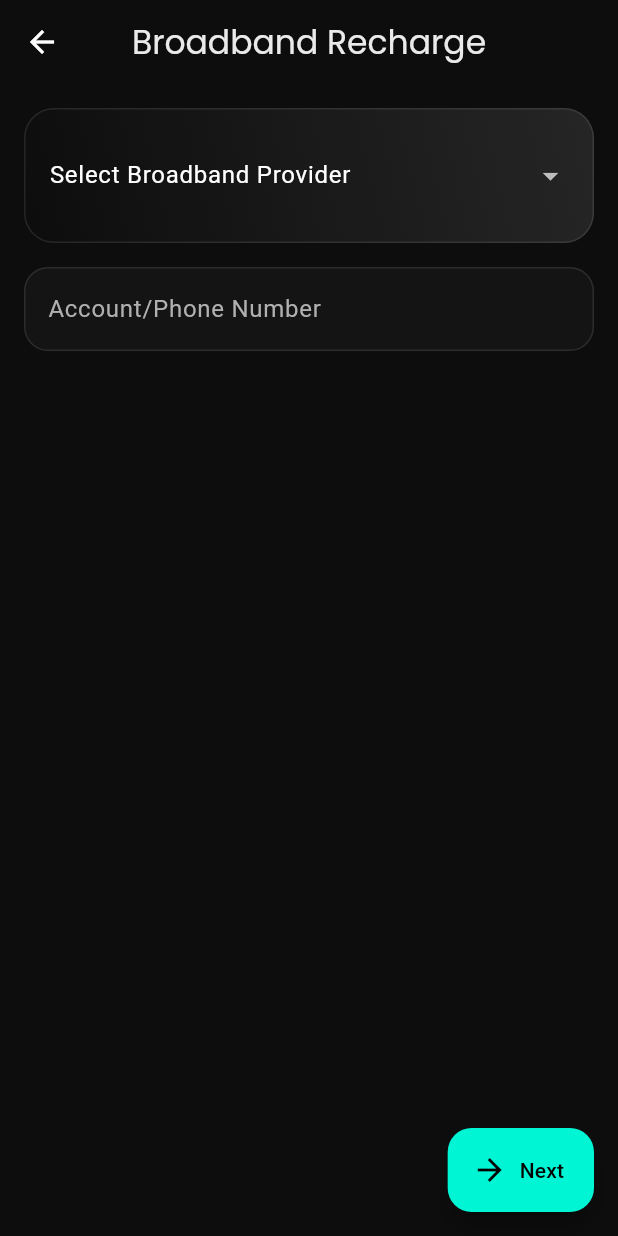
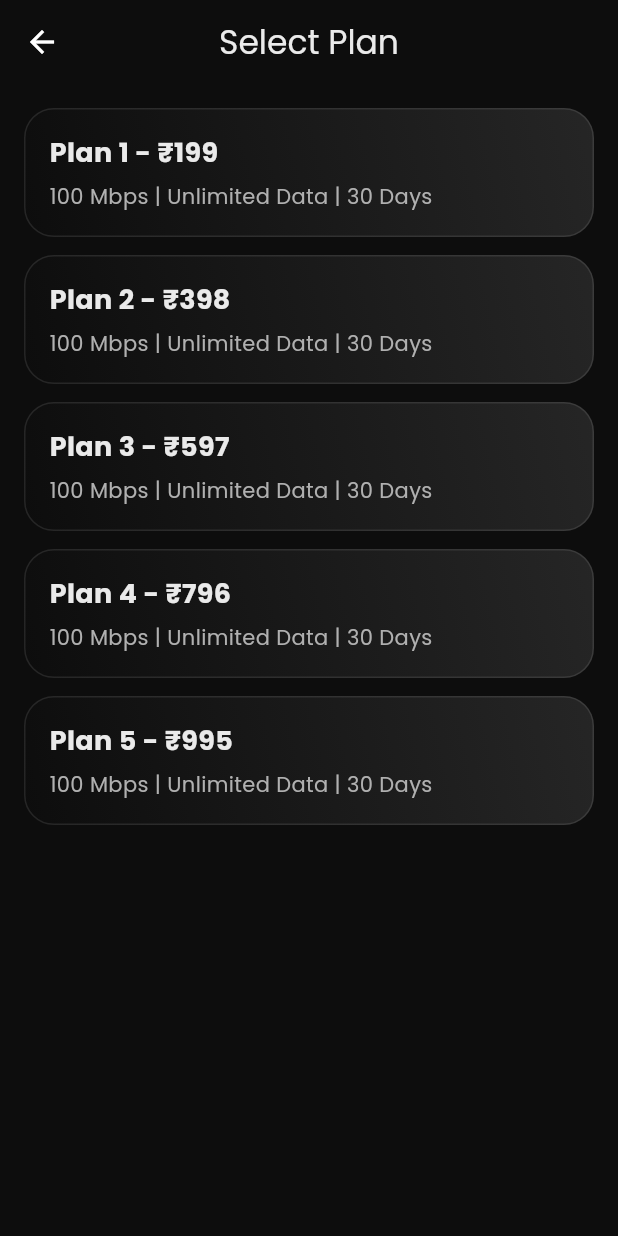
Before and after one commit to Rohitdhall987/paymint, a Flutter app: the BroadbandRechargeScreen screen opened by its route, after a tap on "Next", on a phone screen of 412 x 824 dp. Run offline on Flutter 3.47's test engine with Material 3 defaults, Android fonts, the phone set to English and light mode, and no system bars; our stand-ins replace animate_do, font_awesome_flutter, go_router, google_fonts, lottie, shared_preferences; accounts and stored records are empty.

Commit message:
done (i guess)

```diff
--- a/lib/constants/routes.dart
+++ b/lib/constants/routes.dart
@@ -1,12 +1,16 @@
 import 'package:flutter/material.dart';
 import 'package:go_router/go_router.dart';
+import 'package:paymint/screens/actions/broad_band_plans.dart';
 import 'package:paymint/screens/actions/broadband.dart';
+import 'package:paymint/screens/actions/dth_plans.dart';
 import 'package:paymint/screens/actions/dth_select.dart';
 import 'package:paymint/screens/actions/electricity_bill.dart';
 import 'package:paymint/screens/actions/electricity_bill_details_screen.dart';
 import 'package:paymint/screens/actions/lpg.dart';
+import 'package:paymint/screens/actions/lpg_payment.dart';
 import 'package:paymint/screens/actions/mobile_plan_selection_screen.dart';
 import 'package:paymint/screens/actions/mobile_recharge_screen.dart';
+import 'package:paymint/screens/actions/ott_plans.dart';
 import 'package:paymint/screens/actions/ott_select.dart';
 import 'package:paymint/screens/home.dart';
 import 'package:paymint/screens/login_screen.dart';
@@ -66,11 +70,11 @@ GoRouter routes=GoRouter(routes: [
           name: 'OTTRecharge',
           builder: (context,state)=>const OTTRechargeScreen(),
           routes: [
-            // GoRoute(
-            //   path: 'details',
-            //   name: 'ElectricityBillDetails',
-            //   builder: (context,state)=>const ElectricityBillDetailsScreen(),
-            // )
+            GoRoute(
+              path: 'OTTPlans',
+              name: 'OTTPlansScreen',
+              builder: (context,state)=>const OTTPlansScreen(),
+            )
           ]
       ),
       GoRoute(
@@ -78,11 +82,11 @@ GoRouter routes=GoRouter(routes: [
           name: 'DTHRechargeScreen',
           builder: (context,state)=>const DTHRechargeScreen(),
           routes: [
-            // GoRoute(
-            //   path: 'details',
-            //   name: 'ElectricityBillDetails',
-            //   builder: (context,state)=>const ElectricityBillDetailsScreen(),
-            // )
+            GoRoute(
+              path: 'DTHPlans',
+              name: 'DTHPlansScreen',
+              builder: (context,state)=>const DTHPlansScreen(),
+            )
           ]
       ),
       GoRoute(
@@ -90,11 +94,11 @@ GoRouter routes=GoRouter(routes: [
           name: 'BroadbandRechargeScreen',
           builder: (context,state)=>const BroadbandRechargeScreen(),
           routes: [
-            // GoRoute(
-            //   path: 'details',
-            //   name: 'ElectricityBillDetails',
-            //   builder: (context,state)=>const ElectricityBillDetailsScreen(),
-            // )
+            GoRoute(
+              path: 'BroadbandPlans',
+              name: 'BroadbandPlansScreen',
+              builder: (context,state)=>const BroadbandPlansScreen(),
+            )
           ]
       ),
       GoRoute(
@@ -102,11 +106,11 @@ GoRouter routes=GoRouter(routes: [
           name: 'LPGBookingScreen',
           builder: (context,state)=>const LPGBookingScreen(),
           routes: [
-            // GoRoute(
-            //   path: 'details',
-            //   name: 'ElectricityBillDetails',
-            //   builder: (context,state)=>const ElectricityBillDetailsScreen(),
-            // )
+            GoRoute(
+              path: 'LPGPayment',
+              name: 'LPGPaymentScreen',
+              builder: (context,state)=>const LPGPaymentScreen(),
+            )
           ]
       ),
     ],
--- a/lib/main.dart
+++ b/lib/main.dart
@@ -22,6 +22,7 @@ class MyApp extends StatelessWidget {
             width: double.infinity,
           ),
           MaterialApp.router(
+            debugShowCheckedModeBanner: false,
             theme: payMintTheme,
             routerConfig: routes,
 
--- /dev/null
+++ b/lib/screens/actions/broad_band_plans.dart
@@ -0,0 +1,49 @@
+
+import 'package:animate_do/animate_do.dart';
+import 'package:flutter/material.dart';
+import 'package:go_router/go_router.dart';
+import 'package:paymint/constants/colors.dart';
+import 'package:paymint/widgets/glass_container.dart';
+
+class BroadbandPlansScreen extends StatelessWidget {
+  const BroadbandPlansScreen({super.key});
+
+  @override
+  Widget build(BuildContext context) {
+    return Scaffold(
+      backgroundColor: AppColors.background,
+      appBar: AppBar(
+        backgroundColor: Colors.transparent,
+        elevation: 0,
+        title: Text("Select Plan", style: TextStyle(color: AppColors.textPrimary)),
+        centerTitle: true,
+      ),
+      body: ListView.separated(
+        padding: const EdgeInsets.all(16),
+        itemCount: 5,
+        separatorBuilder: (_, __) => const SizedBox(height: 12),
+        itemBuilder: (context, index) => GestureDetector(
+          onTap: () => GoRouter.of(context).pushNamed('PaymentScreen'),
+          child: FadeInUp(
+            delay: Duration(milliseconds: 150 * index),
+            child: GlassContainer(
+              child: Column(
+                crossAxisAlignment: CrossAxisAlignment.start,
+                children: [
+                  Text("Plan ${index + 1} - ₹${(index + 1) * 199}",
+                      style: TextStyle(
+                          color: AppColors.textPrimary,
+                          fontWeight: FontWeight.bold,
+                          fontSize: 18)),
+                  const SizedBox(height: 6),
+                  Text("100 Mbps | Unlimited Data | 30 Days",
+                      style: TextStyle(color: AppColors.textSecondary)),
+                ],
+              ),
+            ),
+          ),
+        ),
+      ),
+    );
+  }
+}
--- a/lib/screens/actions/broadband.dart
+++ b/lib/screens/actions/broadband.dart
@@ -47,7 +47,7 @@ class BroadbandRechargeScreen extends StatelessWidget {
         ),
       ),
       floatingActionButton: FloatingActionButton.extended(
-        onPressed: () => GoRouter.of(context).pushNamed('BroadbandPlans'),
+        onPressed: () => GoRouter.of(context).pushNamed('BroadbandPlansScreen'),
         backgroundColor: AppColors.primaryAccent,
         label: const Text("Next"),
         icon: const Icon(Icons.arrow_forward),
--- a/lib/screens/actions/dth_select.dart
+++ b/lib/screens/actions/dth_select.dart
@@ -47,7 +47,7 @@ class DTHRechargeScreen extends StatelessWidget {
         ),
       ),
       floatingActionButton: FloatingActionButton.extended(
-        onPressed: () => GoRouter.of(context).pushNamed('DTHPlans'),
+        onPressed: () => GoRouter.of(context).pushNamed('DTHPlansScreen'),
         backgroundColor: AppColors.primaryAccent,
         label: const Text("Next"),
         icon: const Icon(Icons.arrow_forward),
--- a/lib/screens/actions/electricity_bill_details_screen.dart
+++ b/lib/screens/actions/electricity_bill_details_screen.dart
@@ -1,6 +1,7 @@
 import 'package:animate_do/animate_do.dart';
 import 'package:flutter/material.dart';
 import 'package:go_router/go_router.dart';
+import 'package:paymint/constants/colors.dart';
 import 'package:paymint/widgets/glass_container.dart';
 
 class ElectricityBillDetailsScreen extends StatelessWidget {
@@ -9,6 +10,7 @@ class ElectricityBillDetailsScreen extends StatelessWidget {
   @override
   Widget build(BuildContext context) {
     return Scaffold(
+      backgroundColor: AppColors.background,
       body: Center(
         child: Column(
           mainAxisAlignment: MainAxisAlignment.center,
--- a/lib/screens/actions/lpg.dart
+++ b/lib/screens/actions/lpg.dart
@@ -47,7 +47,7 @@ class LPGBookingScreen extends StatelessWidget {
         ),
       ),
       floatingActionButton: FloatingActionButton.extended(
-        onPressed: () => GoRouter.of(context).pushNamed('LPGPayment'),
+        onPressed: () => GoRouter.of(context).pushNamed('LPGPaymentScreen'),
         backgroundColor: AppColors.primaryAccent,
         label: const Text("Next"),
         icon: const Icon(Icons.arrow_forward),
--- a/lib/screens/actions/ott_select.dart
+++ b/lib/screens/actions/ott_select.dart
@@ -47,7 +47,7 @@ class OTTRechargeScreen extends StatelessWidget {
         ),
       ),
       floatingActionButton: FloatingActionButton.extended(
-        onPressed: ()=>GoRouter.of(context).pushNamed('ElectricityBillDetails'),
+        onPressed: ()=>GoRouter.of(context).pushNamed('OTTPlansScreen'),
         backgroundColor: AppColors.primaryAccent,
         label: const Text("Next"),
         icon: const Icon(Icons.arrow_forward),
--- a/lib/screens/payment_options.dart
+++ b/lib/screens/payment_options.dart
@@ -1,3 +1,4 @@
+import 'package:animate_do/animate_do.dart';
 import 'package:flutter/material.dart';
 import 'package:go_router/go_router.dart';
 import 'package:paymint/constants/colors.dart';
@@ -19,9 +20,9 @@ class _PaymentScreenState extends State<PaymentScreen> {
   @override
   Widget build(BuildContext context) {
     final paymentMethods = [
-      {'label': 'UPI', 'icon': Icons.account_balance_wallet},
+      {'label': 'UPI', 'icon': Icons.account_balance_wallet ,'speed':100},
 
-      {'label': 'Credit/Debit Card', 'icon': Icons.credit_card},
+      {'label': 'Credit/Debit Card', 'icon': Icons.credit_card,'speed':200},
     ];
 
     return Scaffold(
@@ -39,6 +40,8 @@ class _PaymentScreenState extends State<PaymentScreen> {
               onTap: () => setState(() => selectedMethod = method['label'].toString()),
               child: Padding(
                 padding: const EdgeInsets.only(bottom: 16.0),
+                child: FadeInUp(
+                  delay: Duration(milliseconds: method['speed'] as int),
                   child: GlassContainer(
                     padding: const EdgeInsets.all(16),
                     borderRadius: 20,
@@ -60,6 +63,7 @@ class _PaymentScreenState extends State<PaymentScreen> {
                           color: AppColors.primaryAccent,
                         ),
                       ],
+                    ),
                   ),
                 ),
               ),
```
Also changed, not shown: lib/screens/actions/dth_plans.dart (added, +45 -0 lines), lib/screens/actions/lpg_payment.dart (added, +44 -0 lines), lib/screens/actions/ott_plans.dart (added, +44 -0 lines), lib/screens/home.dart (+10 -9 lines), lib/screens/login_screen.dart (+17 -1 lines), lib/screens/register.dart (+14 -1 lines), lib/screens/splash_screen.dart (+11 -3 lines), lib/utils/shared_prefs.dart (added, +41 -0 lines). Lines whose indentation alone changed are shown as unchanged.
